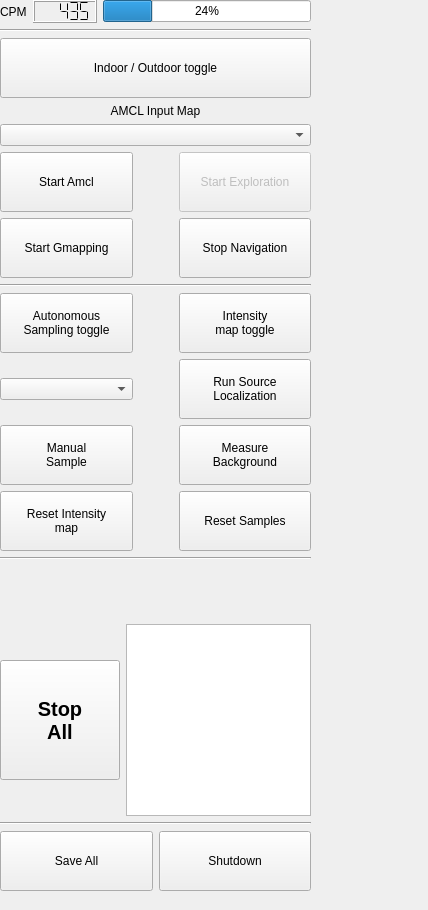
This is src/dashboard_panel.ui in mikewrock/reg_loc as Qt 5 draws it before an edit. The edited form follows.
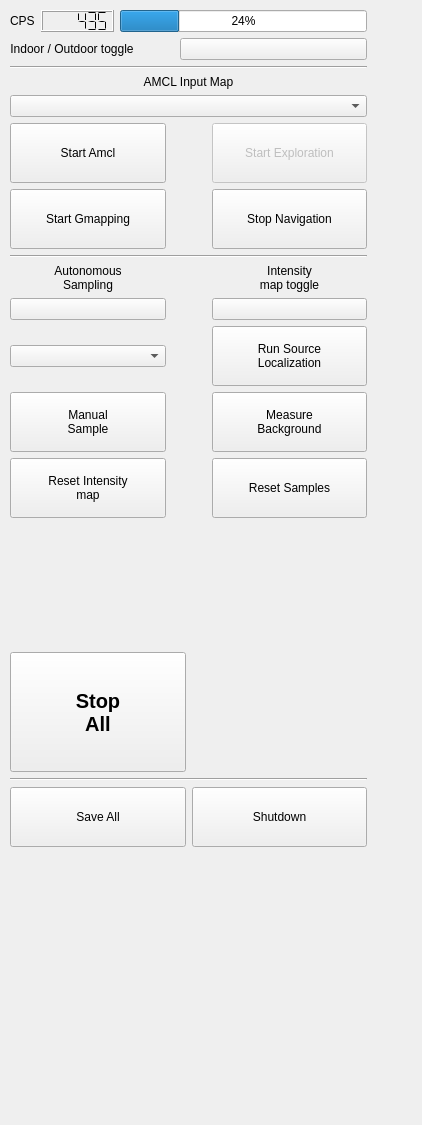
This is the edited form. Custom widgets are drawn as their Qt base class.

Commit message: changed layout, added many buttons. Toggle for in/outdoor and buttons for sampling control. Also changed how the thumbwidget times out.

The edit to the form file:
```diff
--- a/src/dashboard_panel.ui
+++ b/src/dashboard_panel.ui
@@ -6,8 +6,8 @@
    <rect>
     <x>0</x>
     <y>0</y>
-    <width>428</width>
-    <height>910</height>
+    <width>422</width>
+    <height>1125</height>
    </rect>
   </property>
   <property name="windowTitle">
@@ -16,13 +16,13 @@
   <widget class="QWidget" name="verticalLayoutWidget">
    <property name="geometry">
     <rect>
-     <x>0</x>
-     <y>0</y>
-     <width>321</width>
-     <height>891</height>
+     <x>10</x>
+     <y>10</y>
+     <width>367</width>
+     <height>837</height>
     </rect>
    </property>
-   <layout class="QVBoxLayout" name="verticalLayout" stretch="0,0,0,0,0,0,0,0,0,0,0,0,0">
+   <layout class="QVBoxLayout" name="verticalLayout" stretch="0,0,0,0,0,0,0,0,0,0,0,0">
     <property name="sizeConstraint">
      <enum>QLayout::SetDefaultConstraint</enum>
     </property>
@@ -42,17 +42,32 @@
            </font>
           </property>
           <property name="text">
-           <string>CPM</string>
+           <string>CPS</string>
           </property>
          </widget>
         </item>
         <item>
-         <widget class="QLCDNumber" name="cpm_lcd">
+         <widget class="QLCDNumber" name="cps_lcd">
+          <property name="sizePolicy">
+           <sizepolicy hsizetype="Minimum" vsizetype="Minimum">
+            <horstretch>0</horstretch>
+            <verstretch>0</verstretch>
+           </sizepolicy>
+          </property>
+          <property name="minimumSize">
+           <size>
+            <width>0</width>
+            <height>20</height>
+           </size>
+          </property>
           <property name="smallDecimalPoint">
            <bool>false</bool>
           </property>
+          <property name="numDigits">
+           <number>6</number>
+          </property>
           <property name="digitCount">
-           <number>5</number>
+           <number>6</number>
           </property>
           <property name="mode">
            <enum>QLCDNumber::Dec</enum>
@@ -94,6 +109,73 @@
       </item>
      </layout>
     </item>
+    <item>
+     <layout class="QHBoxLayout" name="horizontalLayout_4">
+      <item>
+       <widget class="QLabel" name="label_3">
+        <property name="enabled">
+         <bool>true</bool>
+        </property>
+        <property name="sizePolicy">
+         <sizepolicy hsizetype="MinimumExpanding" vsizetype="Preferred">
+          <horstretch>0</horstretch>
+          <verstretch>0</verstretch>
+         </sizepolicy>
+        </property>
+        <property name="text">
+         <string>Indoor / Outdoor toggle</string>
+        </property>
+        <property name="alignment">
+         <set>Qt::AlignCenter</set>
+        </property>
+       </widget>
+      </item>
+      <item>
+       <spacer name="horizontalSpacer_4">
+        <property name="orientation">
+         <enum>Qt::Horizontal</enum>
+        </property>
+        <property name="sizeHint" stdset="0">
+         <size>
+          <width>40</width>
+          <height>20</height>
+         </size>
+        </property>
+       </spacer>
+      </item>
+      <item>
+       <widget class="SwitchButton" name="in_out_door_button">
+        <property name="sizePolicy">
+         <sizepolicy hsizetype="MinimumExpanding" vsizetype="Fixed">
+          <horstretch>1</horstretch>
+          <verstretch>0</verstretch>
+         </sizepolicy>
+        </property>
+        <property name="minimumSize">
+         <size>
+          <width>75</width>
+          <height>0</height>
+         </size>
+        </property>
+        <property name="baseSize">
+         <size>
+          <width>100</width>
+          <height>50</height>
+         </size>
+        </property>
+        <property name="text">
+         <string/>
+        </property>
+        <property name="autoDefault">
+         <bool>false</bool>
+        </property>
+        <property name="flat">
+         <bool>false</bool>
+        </property>
+       </widget>
+      </item>
+     </layout>
+    </item>
     <item>
      <widget class="Line" name="line_3">
       <property name="orientation">
@@ -101,37 +183,6 @@
       </property>
      </widget>
     </item>
-    <item>
-     <widget class="QPushButton" name="in_out_door_button">
-      <property name="sizePolicy">
-       <sizepolicy hsizetype="Preferred" vsizetype="Fixed">
-        <horstretch>1</horstretch>
-        <verstretch>0</verstretch>
-       </sizepolicy>
-      </property>
-      <property name="minimumSize">
-       <size>
-        <width>100</width>
-        <height>60</height>
-       </size>
-      </property>
-      <property name="baseSize">
-       <size>
-        <width>150</width>
-        <height>50</height>
-       </size>
-      </property>
-      <property name="text">
-       <string>Indoor / Outdoor toggle</string>
-      </property>
-      <property name="autoDefault">
-       <bool>false</bool>
-      </property>
-      <property name="flat">
-       <bool>false</bool>
-      </property>
-     </widget>
-    </item>
     <item>
      <widget class="QLabel" name="label_2">
       <property name="enabled">
@@ -156,14 +207,14 @@
          <bool>true</bool>
         </property>
         <property name="sizePolicy">
-         <sizepolicy hsizetype="Preferred" vsizetype="Fixed">
+         <sizepolicy hsizetype="MinimumExpanding" vsizetype="Fixed">
           <horstretch>1</horstretch>
           <verstretch>0</verstretch>
          </sizepolicy>
         </property>
         <property name="minimumSize">
          <size>
-          <width>100</width>
+          <width>110</width>
           <height>60</height>
          </size>
         </property>
@@ -187,14 +238,14 @@
       <item row="1" column="1">
        <widget class="QPushButton" name="amcl_start_button">
         <property name="sizePolicy">
-         <sizepolicy hsizetype="Preferred" vsizetype="Fixed">
-          <horstretch>0</horstretch>
+         <sizepolicy hsizetype="MinimumExpanding" vsizetype="Fixed">
+          <horstretch>1</horstretch>
           <verstretch>0</verstretch>
          </sizepolicy>
         </property>
         <property name="minimumSize">
          <size>
-          <width>100</width>
+          <width>110</width>
           <height>60</height>
          </size>
         </property>
@@ -222,13 +273,13 @@
         </property>
         <property name="sizePolicy">
          <sizepolicy hsizetype="MinimumExpanding" vsizetype="Fixed">
-          <horstretch>0</horstretch>
+          <horstretch>1</horstretch>
           <verstretch>0</verstretch>
          </sizepolicy>
         </property>
         <property name="minimumSize">
          <size>
-          <width>128</width>
+          <width>110</width>
           <height>60</height>
          </size>
         </property>
@@ -252,14 +303,14 @@
       <item row="2" column="3">
        <widget class="QPushButton" name="navigation_stop_button">
         <property name="sizePolicy">
-         <sizepolicy hsizetype="Preferred" vsizetype="Fixed">
+         <sizepolicy hsizetype="MinimumExpanding" vsizetype="Fixed">
           <horstretch>1</horstretch>
           <verstretch>0</verstretch>
          </sizepolicy>
         </property>
         <property name="minimumSize">
          <size>
-          <width>100</width>
+          <width>110</width>
           <height>60</height>
          </size>
         </property>
@@ -291,7 +342,7 @@
         <property name="sizeHint" stdset="0">
          <size>
           <width>40</width>
-          <height>10</height>
+          <height>20</height>
          </size>
         </property>
        </spacer>
@@ -307,7 +358,7 @@
     </item>
     <item>
      <layout class="QGridLayout" name="gridLayout">
-      <item row="3" column="0">
+      <item row="4" column="0">
        <widget class="QPushButton" name="heatmap_reset_button">
         <property name="sizePolicy">
          <sizepolicy hsizetype="MinimumExpanding" vsizetype="Fixed">
@@ -317,7 +368,7 @@
         </property>
         <property name="minimumSize">
          <size>
-          <width>100</width>
+          <width>110</width>
           <height>60</height>
          </size>
         </property>
@@ -339,7 +390,7 @@
         </property>
        </widget>
       </item>
-      <item row="3" column="2">
+      <item row="4" column="2">
        <widget class="QPushButton" name="sample_reset_button">
         <property name="sizePolicy">
          <sizepolicy hsizetype="MinimumExpanding" vsizetype="Fixed">
@@ -349,7 +400,7 @@
         </property>
         <property name="minimumSize">
          <size>
-          <width>100</width>
+          <width>110</width>
           <height>60</height>
          </size>
         </property>
@@ -370,10 +421,10 @@
         </property>
        </widget>
       </item>
-      <item row="1" column="0">
+      <item row="2" column="0">
        <widget class="QComboBox" name="num_src_combo"/>
       </item>
-      <item row="0" column="1">
+      <item row="1" column="1">
        <spacer name="horizontalSpacer_2">
         <property name="orientation">
          <enum>Qt::Horizontal</enum>
@@ -386,20 +437,14 @@
         </property>
        </spacer>
       </item>
-      <item row="0" column="0">
-       <widget class="QPushButton" name="autosample_button">
+      <item row="1" column="0">
+       <widget class="SwitchButton" name="autosample_button">
         <property name="sizePolicy">
          <sizepolicy hsizetype="Preferred" vsizetype="Fixed">
           <horstretch>1</horstretch>
           <verstretch>0</verstretch>
          </sizepolicy>
         </property>
-        <property name="minimumSize">
-         <size>
-          <width>100</width>
-          <height>60</height>
-         </size>
-        </property>
         <property name="baseSize">
          <size>
           <width>150</width>
@@ -407,8 +452,7 @@
          </size>
         </property>
         <property name="text">
-         <string>Autonomous 
-Sampling toggle</string>
+         <string/>
         </property>
         <property name="autoDefault">
          <bool>false</bool>
@@ -418,20 +462,20 @@
         </property>
        </widget>
       </item>
-      <item row="1" column="2">
+      <item row="2" column="2">
        <widget class="QPushButton" name="sourceloc_run_button">
         <property name="enabled">
          <bool>true</bool>
         </property>
         <property name="sizePolicy">
          <sizepolicy hsizetype="Preferred" vsizetype="Fixed">
-          <horstretch>0</horstretch>
+          <horstretch>1</horstretch>
           <verstretch>0</verstretch>
          </sizepolicy>
         </property>
         <property name="minimumSize">
          <size>
-          <width>100</width>
+          <width>110</width>
           <height>60</height>
          </size>
         </property>
@@ -453,8 +497,8 @@
         </property>
        </widget>
       </item>
-      <item row="2" column="2">
-       <widget class="QPushButton" name="heatmap_reset_button_3">
+      <item row="3" column="2">
+       <widget class="QPushButton" name="measure_backgound_button">
         <property name="sizePolicy">
          <sizepolicy hsizetype="MinimumExpanding" vsizetype="Fixed">
           <horstretch>1</horstretch>
@@ -463,7 +507,7 @@
         </property>
         <property name="minimumSize">
          <size>
-          <width>100</width>
+          <width>110</width>
           <height>60</height>
          </size>
         </property>
@@ -485,20 +529,14 @@
         </property>
        </widget>
       </item>
-      <item row="0" column="2">
-       <widget class="QPushButton" name="heatmap_button">
+      <item row="1" column="2">
+       <widget class="SwitchButton" name="heatmap_button">
         <property name="sizePolicy">
          <sizepolicy hsizetype="Preferred" vsizetype="Fixed">
           <horstretch>1</horstretch>
           <verstretch>0</verstretch>
          </sizepolicy>
         </property>
-        <property name="minimumSize">
-         <size>
-          <width>100</width>
-          <height>60</height>
-         </size>
-        </property>
         <property name="baseSize">
          <size>
           <width>150</width>
@@ -506,8 +544,7 @@
          </size>
         </property>
         <property name="text">
-         <string>Intensity
-map toggle</string>
+         <string/>
         </property>
         <property name="autoDefault">
          <bool>false</bool>
@@ -517,7 +554,7 @@
         </property>
        </widget>
       </item>
-      <item row="2" column="0">
+      <item row="3" column="0">
        <widget class="QPushButton" name="sample_button">
         <property name="sizePolicy">
          <sizepolicy hsizetype="MinimumExpanding" vsizetype="Fixed">
@@ -527,7 +564,7 @@
         </property>
         <property name="minimumSize">
          <size>
-          <width>100</width>
+          <width>110</width>
           <height>60</height>
          </size>
         </property>
@@ -549,15 +586,42 @@
         </property>
        </widget>
       </item>
+      <item row="0" column="0">
+       <widget class="QLabel" name="label_4">
+        <property name="enabled">
+         <bool>true</bool>
+        </property>
+        <property name="text">
+         <string>Autonomous
+Sampling</string>
+        </property>
+        <property name="alignment">
+         <set>Qt::AlignCenter</set>
+        </property>
+       </widget>
+      </item>
+      <item row="0" column="2">
+       <widget class="QLabel" name="label_6">
+        <property name="enabled">
+         <bool>true</bool>
+        </property>
+        <property name="sizePolicy">
+         <sizepolicy hsizetype="Preferred" vsizetype="Preferred">
+          <horstretch>1</horstretch>
+          <verstretch>0</verstretch>
+         </sizepolicy>
+        </property>
+        <property name="text">
+         <string>Intensity
+map toggle</string>
+        </property>
+        <property name="alignment">
+         <set>Qt::AlignCenter</set>
+        </property>
+       </widget>
+      </item>
      </layout>
     </item>
-    <item>
-     <widget class="Line" name="line_2">
-      <property name="orientation">
-       <enum>Qt::Horizontal</enum>
-      </property>
-     </widget>
-    </item>
     <item>
      <spacer name="verticalSpacer">
       <property name="orientation">
@@ -595,20 +659,7 @@
        </widget>
       </item>
       <item row="0" column="1">
-       <widget class="QGraphicsView" name="graphicsView">
-        <property name="sizePolicy">
-         <sizepolicy hsizetype="Fixed" vsizetype="Fixed">
-          <horstretch>0</horstretch>
-          <verstretch>0</verstretch>
-         </sizepolicy>
-        </property>
-        <property name="minimumSize">
-         <size>
-          <width>175</width>
-          <height>175</height>
-         </size>
-        </property>
-       </widget>
+       <widget class="ThumbWidget" name="tw" native="true"/>
       </item>
      </layout>
     </item>
@@ -688,6 +739,19 @@
    </layout>
   </widget>
  </widget>
+ <customwidgets>
+  <customwidget>
+   <class>ThumbWidget</class>
+   <extends>QWidget</extends>
+   <header location="global">thumb_widget.h</header>
+   <container>1</container>
+  </customwidget>
+  <customwidget>
+   <class>SwitchButton</class>
+   <extends>QPushButton</extends>
+   <header location="global">switchbutton.h</header>
+  </customwidget>
+ </customwidgets>
  <tabstops>
   <tabstop>autosample_button</tabstop>
   <tabstop>save_button</tabstop>
```
The commit also changes 4 other files.
